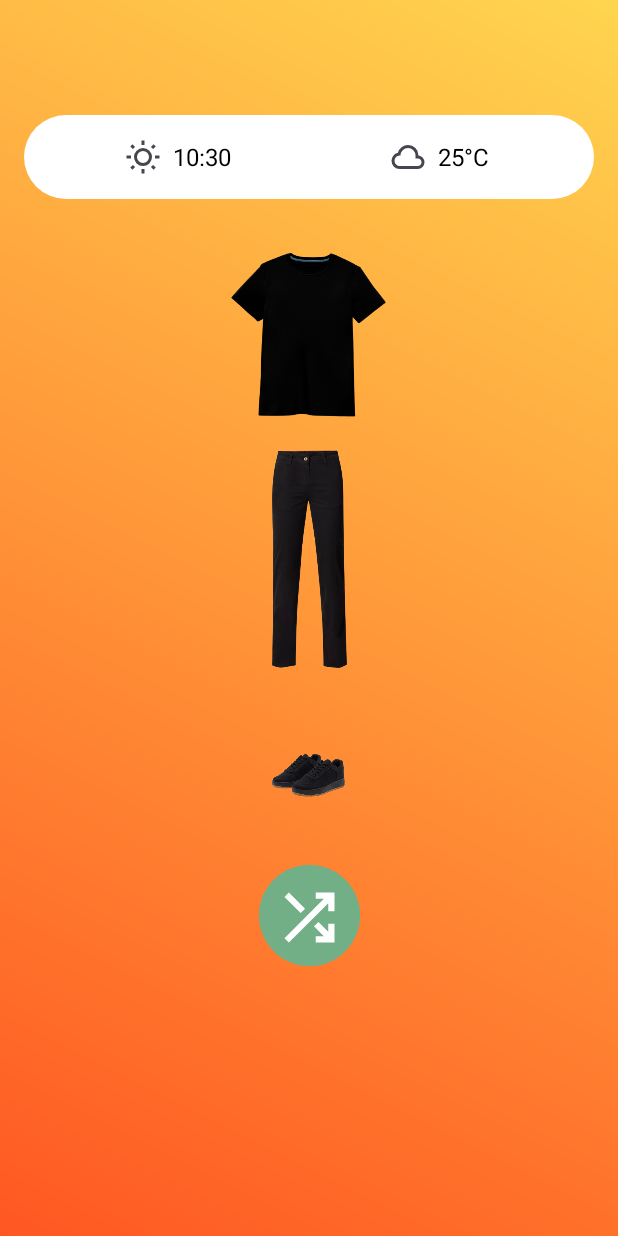
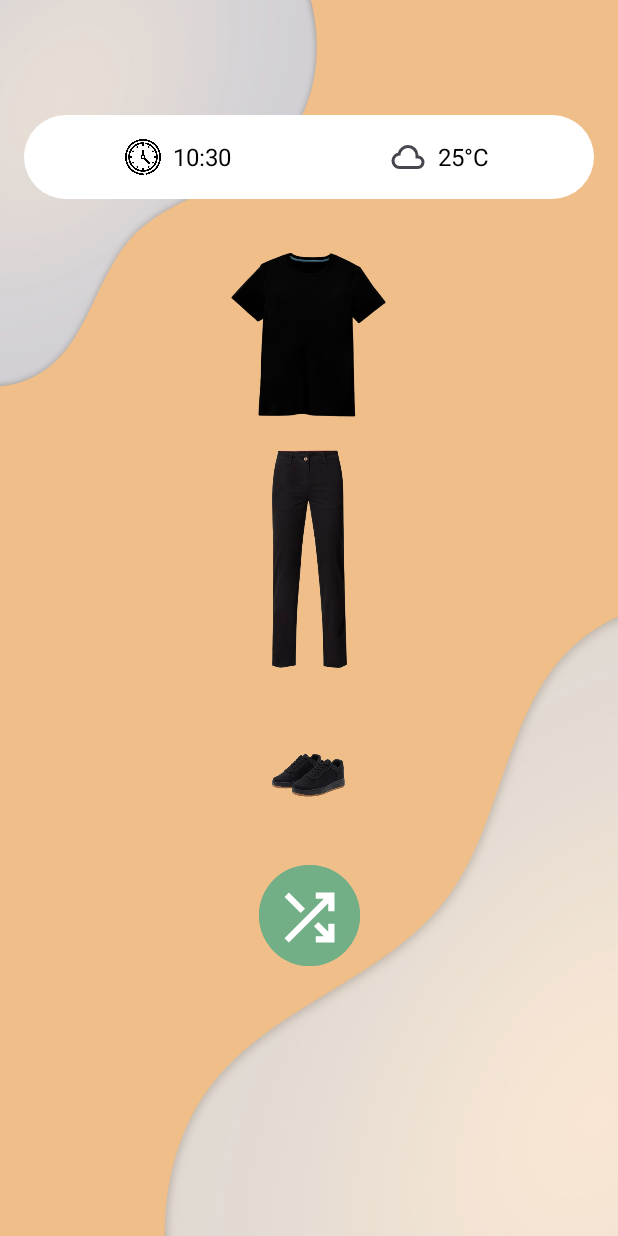
Before and after one commit to ybb0004/WearIt, an Android app: the fragment_w02_0001_home screen opened through its navigation route, on a phone screen of 412 x 824 dp. Run offline under Robolectric (Android 15) with nearby library versions, the phone set to English and light mode, and no system bars; our stand-ins replace CircleImageView.

Commit message:
commit de refuerzo - MERGE REALIZADO - FUNCIONA
Algunas mejoras generales, Merge Hecho, FUNCIONA TODO

```diff
--- a/WearIt/app/src/main/java/com/example/wearit/fragment_w02_0001_home.java
+++ b/WearIt/app/src/main/java/com/example/wearit/fragment_w02_0001_home.java
@@ -1,59 +1,87 @@
 package com.example.wearit;
 
 import android.os.Bundle;
-
+import android.os.Handler;
 import androidx.fragment.app.Fragment;
-
-import android.view.LayoutInflater;
-import android.view.View;
-import android.view.ViewGroup;
-import android.os.Bundle;
 import android.view.LayoutInflater;
 import android.view.View;
 import android.view.ViewGroup;
 import android.widget.ImageView;
 import android.widget.TextView;
-import androidx.fragment.app.Fragment;
 import java.text.SimpleDateFormat;
 import java.util.Calendar;
 import java.util.Locale;
-/**
- * A simple {@link Fragment} subclass.
- * Use the {@link fragment_w02_0001_home#newInstance} factory method to
- * create an instance of this fragment.
- */
+
 public class fragment_w02_0001_home extends Fragment {
+    private Handler handler;
+    private Runnable updateTimeRunnable;
+    private TextView timeText;
+    private ImageView dayNightIcon;
+
     @Override
     public View onCreateView(LayoutInflater inflater, ViewGroup container, Bundle savedInstanceState) {
-        // Inflamos el layout (ajusta el nombre del layout según tu archivo)
         View view = inflater.inflate(R.layout.fragment_w02_0001_home, container, false);
 
-        // Inicializamos las vistas del LinearLayout
-        ImageView dayNightIcon = view.findViewById(R.id.dayNightIcon);
-        TextView timeText = view.findViewById(R.id.timeText);
+        // Inicializar vistas
+        dayNightIcon = view.findViewById(R.id.dayNightIcon);
+        timeText = view.findViewById(R.id.timeText);
         ImageView weatherIcon = view.findViewById(R.id.weatherIcon);
         TextView temperatureText = view.findViewById(R.id.temperatureText);
 
-        // Configurar Día/Noche y Hora
+        // Configuración inicial
+        updateTimeAndDayNight();
+
+        // Configurar Clima y Temperatura (simulación)
+        weatherIcon.setImageResource(R.drawable.cloud_24px);
+        temperatureText.setText("25°C");
+
+        return view;
+    }
+
+    @Override
+    public void onResume() {
+        super.onResume();
+        startUpdatingTime();
+    }
+
+    @Override
+    public void onPause() {
+        super.onPause();
+        stopUpdatingTime();
+    }
+
+    private void startUpdatingTime() {
+        handler = new Handler();
+        updateTimeRunnable = new Runnable() {
+            @Override
+            public void run() {
+                updateTimeAndDayNight();
+                handler.postDelayed(this, 30000); // Actualizar cada 30s
+            }
+        };
+        handler.post(updateTimeRunnable);
+    }
+
+    private void stopUpdatingTime() {
+        if (handler != null && updateTimeRunnable != null) {
+            handler.removeCallbacks(updateTimeRunnable);
+        }
+    }
+
+    private void updateTimeAndDayNight() {
         Calendar calendar = Calendar.getInstance();
         int hour = calendar.get(Calendar.HOUR_OF_DAY);
         SimpleDateFormat timeFormat = new SimpleDateFormat("HH:mm", Locale.getDefault());
         String currentTime = timeFormat.format(calendar.getTime());
+        /*
+        if (hour >= 6 && hour < 18) {
+            dayNightIcon.setImageResource(R.drawable.reloj);
+        } else {
+            dayNightIcon.setImageResource(R.drawable.reloj);
+        }
+        */
+        dayNightIcon.setImageResource(R.drawable.reloj); // poner icono reloj
 
-        if (hour >= 6 && hour < 18) {
-            // Día
-            dayNightIcon.setImageResource(R.drawable.wb_sunny_24px);
-        } else {
-            // Noche
-            dayNightIcon.setImageResource(R.drawable.dark_mode_24px);
-        }
-        timeText.setText(currentTime);
-
-        // Configurar Clima y Temperatura (simulación)
-        // Nota: Para datos reales, necesitarías una API de clima como OpenWeatherMap
-        weatherIcon.setImageResource(R.drawable.cloud_24px); // Ejemplo estático
-        temperatureText.setText("25°C"); // Ejemplo estático
-
-        return view;
+        timeText.setText(currentTime); //Actualizamos la hora cada min
     }
 }
--- a/WearIt/app/src/main/res/layout/fragment_w02_0001_home.xml
+++ b/WearIt/app/src/main/res/layout/fragment_w02_0001_home.xml
@@ -5,7 +5,7 @@
     android:id="@+id/frameLayout3"
     android:layout_width="match_parent"
     android:layout_height="match_parent"
-    android:background="@drawable/gradient_background"
+    android:background="@drawable/background"
     tools:context=".fragment_w02_0001_home">
 
     <LinearLayout
```
Also changed, not shown: WearIt/app/src/main/java/com/example/wearit/AbrirCamara.java (+12 -2 lines), WearIt/app/src/main/res/layout/fragment_w02_0006_garment_form.xml (+12 -10 lines), WearIt/app/src/main/res/drawable/reloj.png (added), 1 other file.
